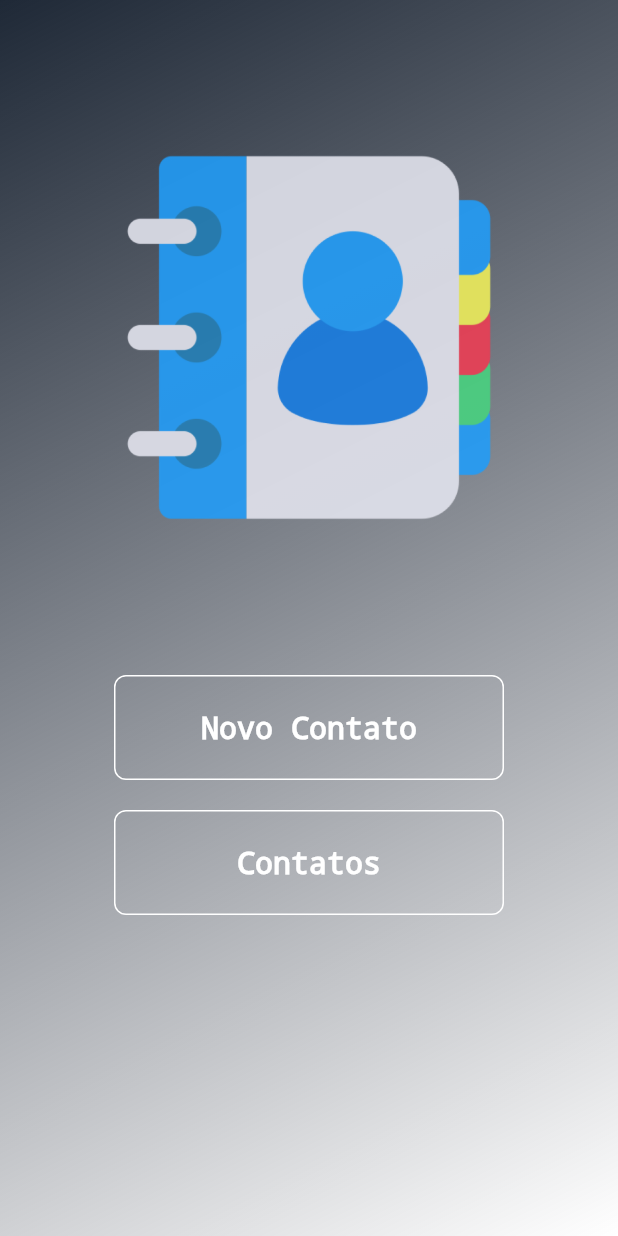
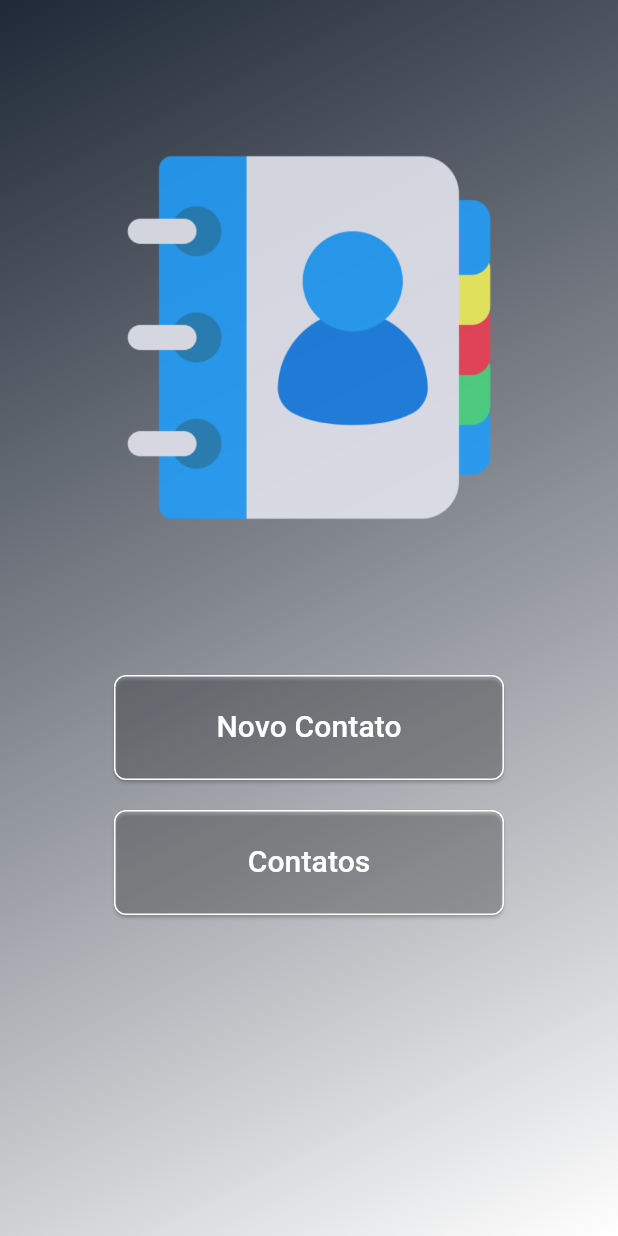
Before and after one commit to luisinhu/contatos_app, a Flutter app: the screen it shows after launch, on a phone screen of 412 x 824 dp. Run offline on Flutter 3.47's test engine with Material 3 defaults, Android fonts, the phone set to English and light mode, and no system bars.

Commit message:
Atualizações

```diff
--- a/lib/myapp.dart
+++ b/lib/myapp.dart
@@ -1,5 +1,6 @@
 import 'package:contatos_app/pages/first_page.dart';
 import 'package:flutter/material.dart';
+import 'package:contatos_app/pages/terceira_page.dart';
 
 class MyApp extends StatelessWidget {
   const MyApp({super.key});
--- a/lib/pages/first_page.dart
+++ b/lib/pages/first_page.dart
@@ -1,4 +1,5 @@
 import 'package:flutter/material.dart';
+import 'package:contatos_app/pages/terceira_page.dart';
 
 class First_Page extends StatefulWidget {
   const First_Page({super.key});
@@ -17,8 +18,11 @@ class _First_PageState extends State<First_Page> {
         gradient: LinearGradient(
           colors: [Color(0xFF1F2937), Color(0x00111827)],
           begin: Alignment.topLeft,
-              end: Alignment.bottomRight)),
-      child: Stack(children: [
+          end: Alignment.bottomRight,
+        ),
+      ),
+      child: Stack(
+        children: [
           Column(
             children: [
               const SizedBox(
@@ -29,56 +33,53 @@ class _First_PageState extends State<First_Page> {
                   'assets/images/logo.png',
                   width: 250,
                   height: 250,
-            )),
+                ),
+              ),
               const SizedBox(
                 height: 100,
               ),
-            Container(
+              _buildButton('Novo Contato', () {
+                print('Novo Contato Pressionado');
+              }),
+              const SizedBox(
+                height: 20,
+              ),
+              _buildButton('Contatos', () {
+                Navigator.push(
+                    context, MaterialPageRoute(builder: (context) => tela3()));
+              }),
+            ],
+          )
+        ],
+      ),
+    );
+  }
+
+  Widget _buildButton(String text, VoidCallback onPressed) {
+    return Container(
       width: 260,
       height: 70,
-              decoration: BoxDecoration(
-                color: Colors.transparent,
-                border:
-                    Border.all(color: Colors.white, width: 1),
-                borderRadius:
-                    BorderRadius.circular(8),
+      child: ElevatedButton(
+        onPressed: onPressed,
+        style: ElevatedButton.styleFrom(
+          primary: Colors.transparent,
+          onPrimary: Colors.white,
+          side: BorderSide(color: Colors.white, width: 1),
+          shape: RoundedRectangleBorder(
+            borderRadius: BorderRadius.circular(8),
           ),
-              child: const Center(
+        ),
+        child: Center(
           child: Text(
-                  'Novo Contato',
+            text,
             style: TextStyle(
               color: Colors.white,
               fontSize: 20,
-                    decoration: TextDecoration.none
+              decoration: TextDecoration.none,
             ),
           ),
         ),
       ),
-            const SizedBox(height: 20,),
-            Container(
-              width: 260,
-              height: 70,
-              decoration: BoxDecoration(
-                color: Colors.transparent,
-                border:
-                    Border.all(color: Colors.white, width: 1),
-                borderRadius:
-                    BorderRadius.circular(8),
-              ),
-              child: const Center(
-                child: Text(
-                  'Contatos',
-                  style: TextStyle(
-                    color: Colors.white,
-                    fontSize: 20,
-                    decoration: TextDecoration.none
-                  ),
-                ),
-              ),
-            ),
-          ],
-        )
-      ]),
     );
   }
 }
```
Also changed, not shown: lib/pages/terceira_page.dart (added, +46 -0 lines), pubspec.lock. Lines whose indentation alone changed are shown as unchanged.
